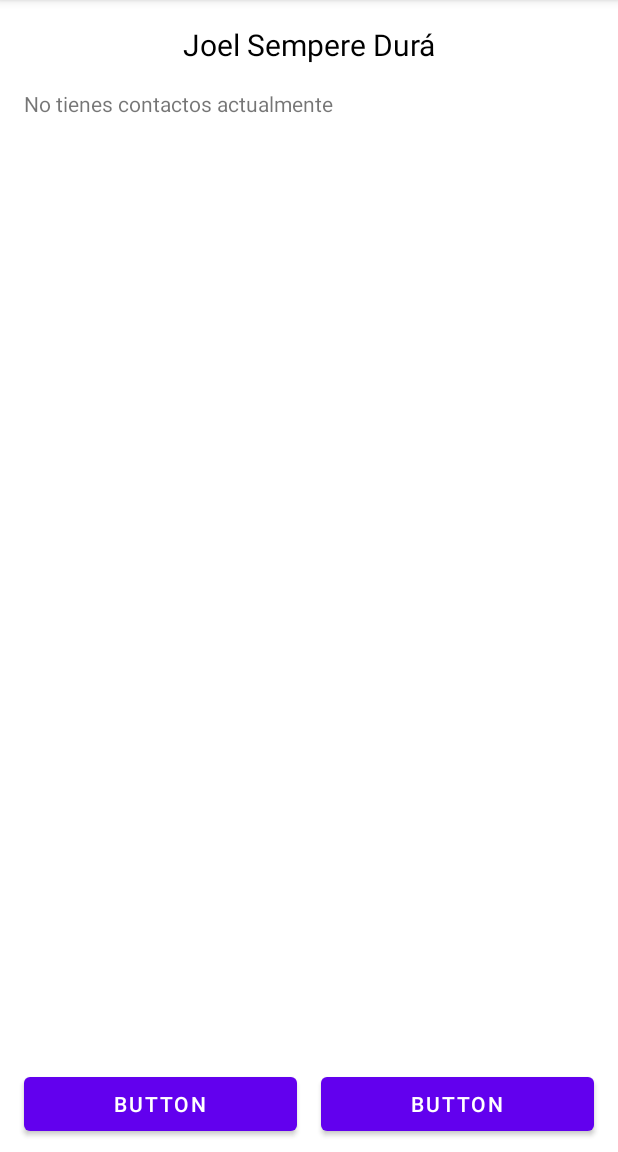
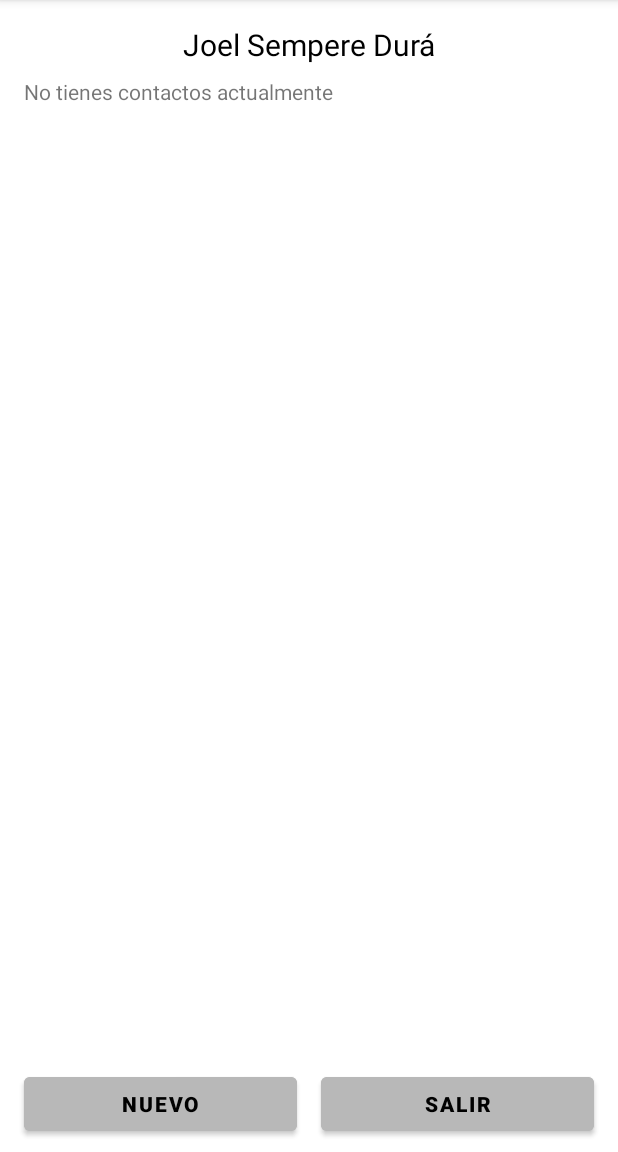
Before and after one commit to sochoa2021joelsemperedura/Practica3, an Android app: the screen it shows after launch (MainActivity), on a phone screen of 412 x 824 dp, the part 84-1236 px from its top. Run offline under Robolectric (Android 15) with nearby library versions, the phone set to English and light mode, and no system bars.

Commit message:
Practica 3, primera activity diseño

```diff
--- a/app/src/main/res/layout/activity_main.xml
+++ b/app/src/main/res/layout/activity_main.xml
@@ -11,38 +11,44 @@
         android:layout_width="0dp"
         android:layout_height="0dp"
         android:layout_marginStart="16dp"
-        android:layout_marginTop="16dp"
+        android:layout_marginTop="8dp"
         android:layout_marginBottom="8dp"
         android:text="@string/stTextoSinContactos"
-        app:layout_constraintBottom_toTopOf="@+id/button3"
+        app:layout_constraintBottom_toTopOf="@+id/btnSalir"
         app:layout_constraintEnd_toEndOf="parent"
         app:layout_constraintHorizontal_bias="0.0"
         app:layout_constraintStart_toStartOf="parent"
         app:layout_constraintTop_toBottomOf="@+id/tvTitulo" />
 
     <Button
-        android:id="@+id/button3"
+        android:id="@+id/btnSalir"
         android:layout_width="0dp"
         android:layout_height="wrap_content"
         android:layout_marginStart="8dp"
         android:layout_marginEnd="16dp"
         android:layout_marginBottom="8dp"
-        android:text="Button"
+        android:backgroundTint="#B8B8B8"
+        android:text="@string/stSalir"
+        android:textColor="#000000"
+        android:textStyle="bold"
         app:layout_constraintBottom_toBottomOf="parent"
         app:layout_constraintEnd_toEndOf="parent"
         app:layout_constraintHorizontal_bias="0.5"
-        app:layout_constraintStart_toEndOf="@+id/button" />
+        app:layout_constraintStart_toEndOf="@+id/btnNuevo" />
 
     <Button
-        android:id="@+id/button"
+        android:id="@+id/btnNuevo"
         android:layout_width="0dp"
         android:layout_height="wrap_content"
         android:layout_marginStart="16dp"
         android:layout_marginEnd="8dp"
         android:layout_marginBottom="8dp"
-        android:text="Button"
+        android:backgroundTint="#B8B8B8"
+        android:text="@string/stNuevo"
+        android:textColor="#000000"
+        android:textStyle="bold"
         app:layout_constraintBottom_toBottomOf="parent"
-        app:layout_constraintEnd_toStartOf="@+id/button3"
+        app:layout_constraintEnd_toStartOf="@+id/btnSalir"
         app:layout_constraintHorizontal_bias="0.5"
         app:layout_constraintStart_toStartOf="parent" />
 
--- a/app/src/main/res/values-night/strings.xml
+++ b/app/src/main/res/values-night/strings.xml
@@ -2,4 +2,6 @@
 <resources>
     <string name="stTextoSinContactos">No tienes contactos actualmente</string>
     <string name="stTituloMiNombre">Joel Sempere Durá</string>
+    <string name="stNuevo">Nuevo</string>
+    <string name="stSalir">Salir</string>
 </resources>
--- a/app/src/main/res/values/strings.xml
+++ b/app/src/main/res/values/strings.xml
@@ -2,4 +2,6 @@
     <string name="app_name">Practica3</string>
     <string name="stTextoSinContactos">No tienes contactos actualmente</string>
     <string name="stTituloMiNombre">Joel Sempere Durá</string>
+    <string name="stNuevo">Nuevo</string>
+    <string name="stSalir">Salir</string>
 </resources>
```
